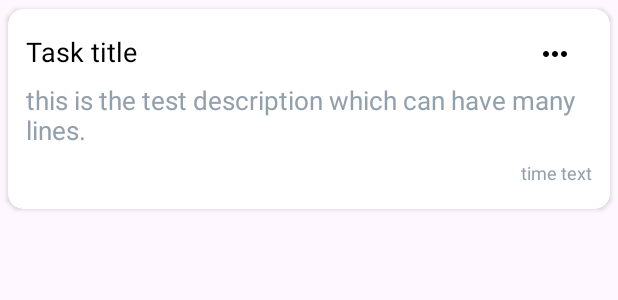
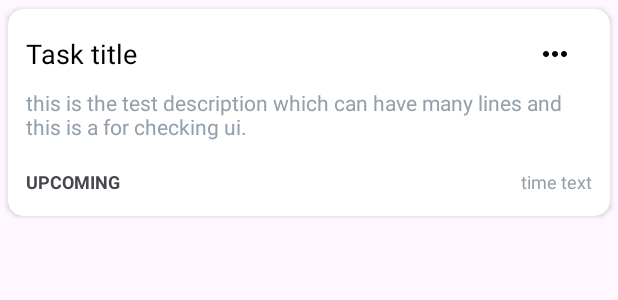
Before and after one commit to anmol-dhar/CodeClauseInternship_EasyTask, an Android app: the layout recycler_task_item.xml on its own in the app's theme, with its tools: preview values and no code run, on a phone screen of 412 x 824 dp. Shown: the top 300 px of the screen. Run offline under Robolectric (Android 15) with nearby library versions, the phone set to English and light mode, and no system bars.

Commit message:
Minor ui changes.

```diff
--- a/app/build.gradle.kts
+++ b/app/build.gradle.kts
@@ -40,4 +40,6 @@ dependencies {
     androidTestImplementation("androidx.test.ext:junit:1.1.5")
     androidTestImplementation("androidx.test.espresso:espresso-core:3.5.1")
     implementation ("com.firebaseui:firebase-ui-firestore:8.0.2")
+    implementation ("com.github.bumptech.glide:glide:4.12.0")
+    annotationProcessor ("com.github.bumptech.glide:compiler:4.12.0")
 }
--- a/app/src/main/java/com/anmol/easytaskpro/Utility.java
+++ b/app/src/main/java/com/anmol/easytaskpro/Utility.java
@@ -1,6 +1,5 @@
 package com.anmol.easytaskpro;
 
-import com.google.firebase.Firebase;
 import com.google.firebase.Timestamp;
 import com.google.firebase.auth.FirebaseAuth;
 import com.google.firebase.auth.FirebaseUser;
@@ -18,7 +17,7 @@ public class Utility {
     }
 
     static String timestampToString(Timestamp timestamp){
-        return new SimpleDateFormat("dd/MM/yyyy").format(timestamp.toDate());
+        return new SimpleDateFormat("dd MMM, yyyy "+ " hh:mm aa").format(timestamp.toDate());
     }
 
 }
--- a/app/src/main/res/layout/recycler_task_item.xml
+++ b/app/src/main/res/layout/recycler_task_item.xml
@@ -3,7 +3,7 @@
     xmlns:android="http://schemas.android.com/apk/res/android"
     xmlns:app="http://schemas.android.com/apk/res-auto"
     android:layout_width="match_parent"
-    android:layout_height="wrap_content"
+    android:layout_height="150dp"
     app:contentPadding="12dp"
     app:cardElevation="2dp"
     app:cardCornerRadius="10dp"
@@ -16,12 +16,14 @@
 
         <TextView
             android:id="@+id/title_text_view"
-            android:layout_width="match_parent"
+            android:layout_width="250dp"
             android:layout_height="wrap_content"
             android:text="Task title"
             android:textSize="18sp"
+            android:maxLines="1"
+            android:ellipsize="end"
             android:textColor="@color/blackColor"
-            android:layout_marginVertical="4dp"/>
+            android:layout_marginVertical="5dp"/>
 
         <ImageButton
             android:id="@+id/options_button"
@@ -36,16 +38,22 @@
             android:layout_below="@+id/title_text_view"
             android:layout_width="match_parent"
             android:layout_height="wrap_content"
-            android:text="this is the test description which can have many lines."
+            android:text="this is the test description which can have many lines and this is a for checking ui."
             android:maxLines="2"
+            android:minLines="2"
             android:textColor="@color/greyColor"
             android:ellipsize="end"
-            android:textSize="17sp"
-            android:layout_marginVertical="4dp"/>
+            android:textSize="14sp"
+            android:layout_marginVertical="5dp"/>
+
+        <RelativeLayout
+            android:layout_width="match_parent"
+            android:layout_height="wrap_content"
+            android:layout_marginTop="9dp"
+            android:layout_below="@+id/content_text_view">
 
             <TextView
                 android:id="@+id/time_text_view"
-            android:layout_below="@+id/content_text_view"
                 android:layout_width="match_parent"
                 android:layout_height="wrap_content"
                 android:text="time text"
@@ -54,8 +62,16 @@
                 android:gravity="end"
                 android:layout_marginVertical="4dp"/>
 
+            <TextView
+                android:layout_width="match_parent"
+                android:layout_height="wrap_content"
+                android:textStyle="bold"
+                android:textSize="12sp"
+                android:text="UPCOMING"
+                android:layout_marginVertical="4dp"/>
+
         </RelativeLayout>
 
-
+    </RelativeLayout>
 
 </androidx.cardview.widget.CardView>
```
Also changed, not shown: app/src/main/java/com/anmol/easytaskpro/MainActivity.java (+39 -0 lines), app/src/main/res/layout/activity_main.xml (+7 -0 lines), 1 other file. Lines whose indentation alone changed are shown as unchanged.
